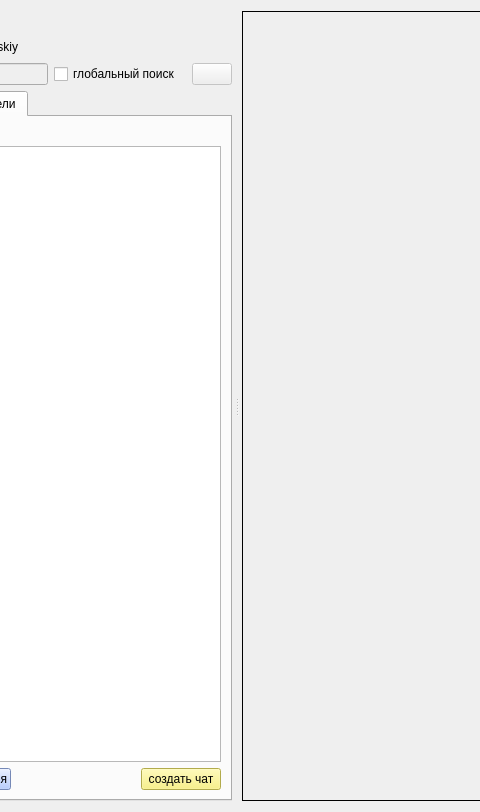
Before: the Qt Designer form Shark_UI/screen_main_work.ui in YanBatytskiy/Shark_3_0_Qt, drawn with Qt 5; both pictures show x 139 to 619 and y 0 to 812 of the 1044 by 812 pixel window.
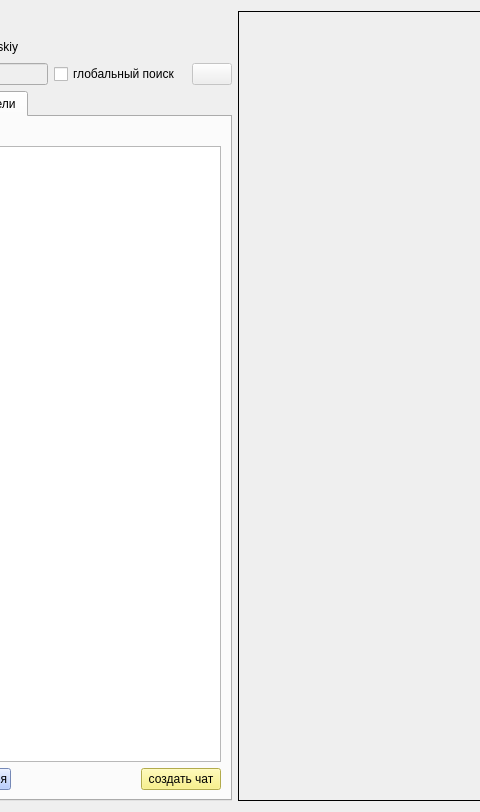
After: the same form once the commit is applied. Icons and pictures are not drawn. Custom widgets are drawn as their Qt base class.

Patch:
```diff
--- a/Shark_UI/screen_main_work.ui
+++ b/Shark_UI/screen_main_work.ui
@@ -19,24 +19,8 @@
   <property name="windowTitle">
    <string>Dialog</string>
   </property>
-  <layout class="QVBoxLayout" name="verticalLayout_5">
+  <layout class="QHBoxLayout" name="horizontalLayout_6">
    <item>
-    <widget class="QSplitter" name="splitter">
-     <property name="sizePolicy">
-      <sizepolicy hsizetype="Expanding" vsizetype="Expanding">
-       <horstretch>0</horstretch>
-       <verstretch>0</verstretch>
-      </sizepolicy>
-     </property>
-     <property name="orientation">
-      <enum>Qt::Orientation::Horizontal</enum>
-     </property>
-     <property name="handleWidth">
-      <number>10</number>
-     </property>
-     <property name="childrenCollapsible">
-      <bool>false</bool>
-     </property>
      <widget class="QWidget" name="leftPane" native="true">
       <property name="sizePolicy">
        <sizepolicy hsizetype="Fixed" vsizetype="Expanding">
@@ -369,6 +353,8 @@
        </item>
       </layout>
      </widget>
+   </item>
+   <item>
      <widget class="QStackedWidget" name="mainWorkRightStackedWidget">
       <property name="sizePolicy">
        <sizepolicy hsizetype="Expanding" vsizetype="Expanding">
@@ -397,7 +383,6 @@
          <verstretch>0</verstretch>
         </sizepolicy>
        </property>
-      </widget>
      </widget>
     </widget>
    </item>
```
Lines whose indentation alone changed are shown as unchanged.
